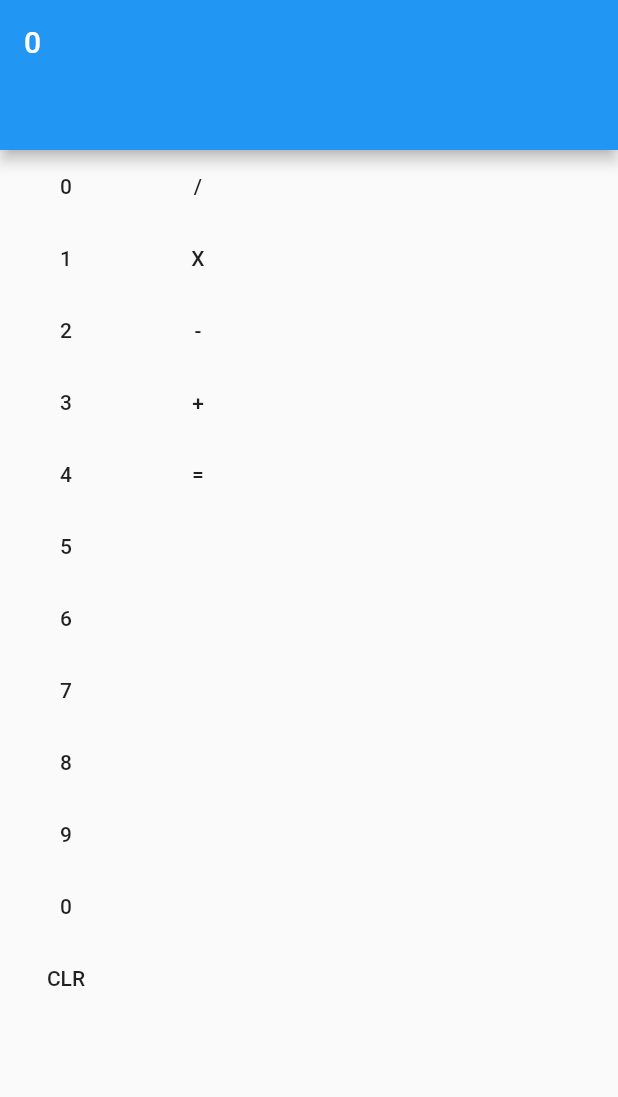
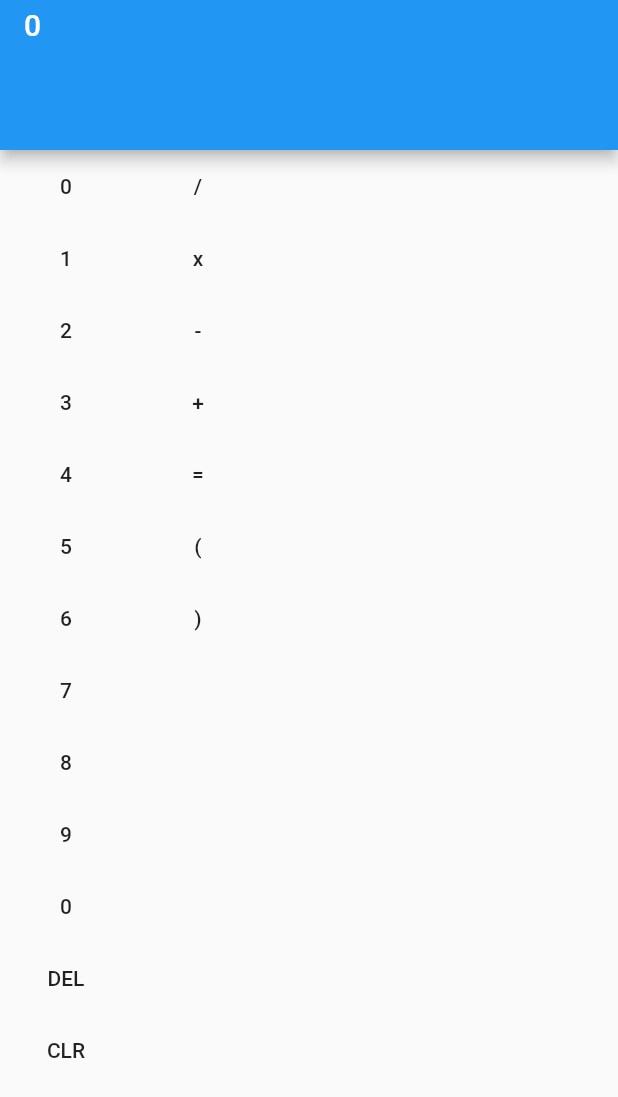
Before and after one commit to sstrangway/calculator, a Flutter app: the screen it shows after launch, after a tap on an icon or button, on a phone screen of 412 x 824 dp. Shown: the top 1097 px of the screen. Run offline on Flutter 3.47's test engine with Material 2 defaults, Android fonts, the phone set to English and light mode, and no system bars; our stand-ins replace math_expressions.

```diff
--- a/lib/main.dart
+++ b/lib/main.dart
@@ -2,6 +2,7 @@ import 'package:calculator/widgets/display.dart';
 import 'package:calculator/widgets/number_pad.dart';
 import 'package:calculator/widgets/operation_pad.dart';
 import 'package:flutter/material.dart';
+import 'package:math_expressions/math_expressions.dart';
 
 void main() => runApp(MyApp());
 
@@ -16,16 +17,26 @@ class MyApp extends StatefulWidget {
 
 class _MyAppState extends State<MyApp> {
   String displayText = '';
+  String answer = '';
   void _updateDisplay(String value) {
     setState(() {
-      if ('0123456789+-/X'.indexOf(value) > -1) {
+      if ('0123456789+-/x()'.indexOf(value) > -1) {
         displayText += value;
-      }
-      else if (value == 'CLR') {
+      } else if (value == 'CLR') {
         displayText = '';
-      }
-      else {
-        displayText = 'CALCULATED';
+      } else if (value == 'DEL') {
+        displayText = displayText.substring(0, displayText.length - 1);
+      } else {
+        Parser p = new Parser();
+        Expression exp = p.parse(displayText.replaceAll('x', '*'));
+        String eval =
+            exp.evaluate(EvaluationType.REAL, new ContextModel()).toString();
+
+        if (eval.split('.')[1] == '0') {
+          answer = eval.substring(0, eval.length - 2);
+        } else {
+          answer = eval;
+        }
       }
     });
   }
@@ -38,7 +49,7 @@ class _MyAppState extends State<MyApp> {
         primarySwatch: Colors.blue,
       ),
       home: Scaffold(
-        appBar: Display(displayText),
+        appBar: Display(displayText, answer),
         body: Center(
             child: Row(
           children: <Widget>[
--- a/lib/widgets/display.dart
+++ b/lib/widgets/display.dart
@@ -1,17 +1,23 @@
 import 'package:flutter/material.dart';
 
 class Display extends StatelessWidget implements PreferredSizeWidget {
-  final String text;
-  Display(this.text);
+  final String equation;
+  final String answer;
+  Display(this.equation, this.answer);
   @override
   Size get preferredSize => Size.fromHeight(100.0);
 
   @override
   Widget build(BuildContext context) {
-    return  PreferredSize(
+    return PreferredSize(
       preferredSize: Size.fromHeight(100.0),
       child: AppBar(
-        title: Text(text),
+        title: Column(
+          children: <Widget>[
+            Text(equation),
+            Text(answer),
+          ],
+        ),
       ),
     );
   }
--- a/lib/widgets/number_pad.dart
+++ b/lib/widgets/number_pad.dart
@@ -20,6 +20,7 @@ class NumberPad extends StatelessWidget {
         CalculatorButton('8', updateDisplay),
         CalculatorButton('9', updateDisplay),
         CalculatorButton('0', updateDisplay),
+        CalculatorButton('DEL', updateDisplay),
         CalculatorButton('CLR', updateDisplay),
       ],
     );
--- a/lib/widgets/operation_pad.dart
+++ b/lib/widgets/operation_pad.dart
@@ -10,10 +10,12 @@ class OperationPad extends StatelessWidget {
     return Column(
       children: <Widget>[
         CalculatorButton('/', updateDisplay),
-        CalculatorButton('X', updateDisplay),
+        CalculatorButton('x', updateDisplay),
         CalculatorButton('-', updateDisplay),
         CalculatorButton('+', updateDisplay),
         CalculatorButton('=', updateDisplay),
+        CalculatorButton('(', updateDisplay),
+        CalculatorButton(')', updateDisplay),
       ],
     );
   }
--- a/pubspec.yaml
+++ b/pubspec.yaml
@@ -19,6 +19,7 @@ environment:
 dependencies:
   flutter:
     sdk: flutter
+  math_expressions: ^1.1.1
 
   # The following adds the Cupertino Icons font to your application.
   # Use with the CupertinoIcons class for iOS style icons.
```
Also changed, not shown: pubspec.lock.
